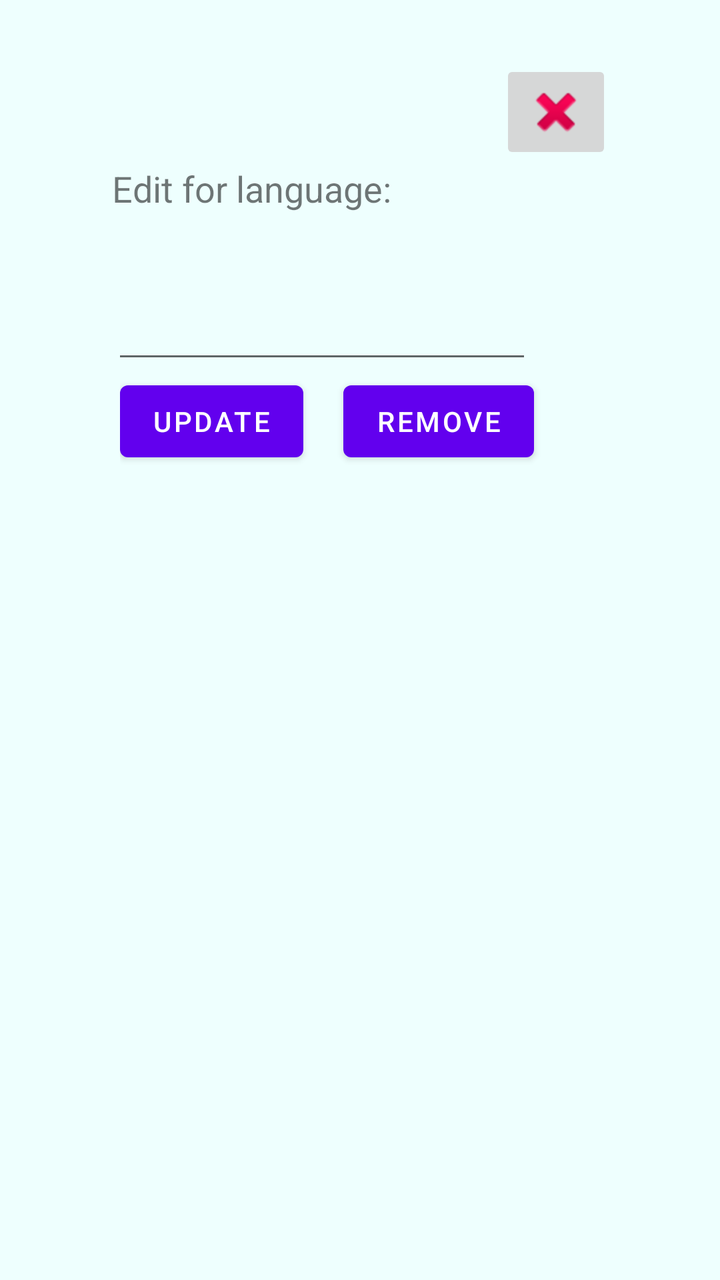
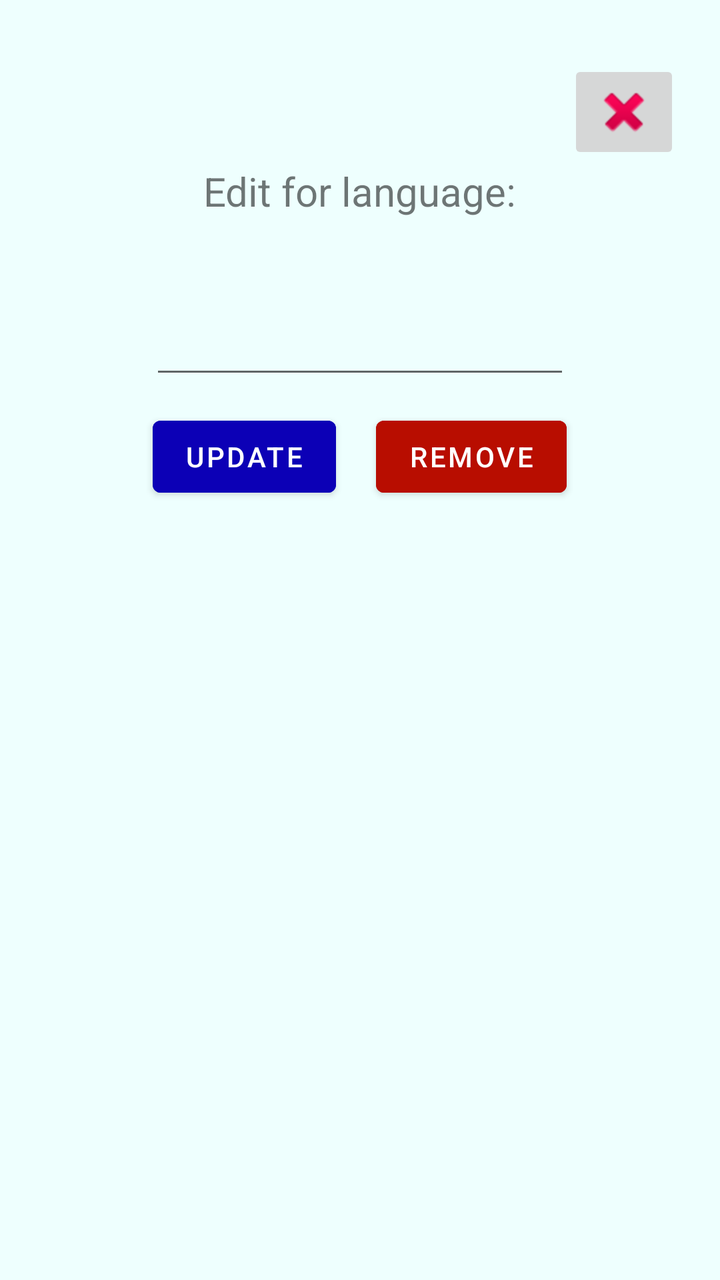

Two renders of the same Android screen: before a commit and after it. Below are the layout's source before the change and the commit's diff.
<!-- AndroidManifest.xml: application theme Theme.LearningVocabulary -->
<!-- res/layout/edit_language_popup.xml -->
<?xml version="1.0" encoding="utf-8"?>
<androidx.constraintlayout.widget.ConstraintLayout xmlns:android="http://schemas.android.com/apk/res/android"
    xmlns:app="http://schemas.android.com/apk/res-auto"
    xmlns:tools="http://schemas.android.com/tools"
    android:layout_width="match_parent"
    android:layout_height="match_parent"
    android:background="#EEFFFE">

    <ScrollView
        android:layout_width="match_parent"
        android:layout_height="match_parent"
        android:paddingTop="30dp">

        <LinearLayout
            android:layout_width="match_parent"
            android:layout_height="wrap_content"
            android:orientation="vertical">

            <ImageButton
                android:id="@+id/close_edit_lang_popup"
                android:layout_width="wrap_content"
                android:layout_height="wrap_content"
                android:layout_marginLeft="250dp"
                app:srcCompat="@android:drawable/ic_delete" />

            <TextView
                android:id="@+id/textView5"
                android:layout_width="wrap_content"
                android:layout_height="wrap_content"
                android:layout_marginStart="56dp"
                android:text="Edit for language:"
                android:textSize="18sp" />

            <TextView
                android:id="@+id/language_name_txt"
                android:layout_width="wrap_content"
                android:layout_height="wrap_content"
                android:layout_marginStart="56dp"
                android:layout_marginTop="5dp" />

            <EditText
                android:id="@+id/edit_language_input"
                android:layout_width="wrap_content"
                android:layout_height="wrap_content"
                android:layout_marginStart="56dp"
                android:layout_marginTop="15dp"
                android:ems="10"
                android:inputType="text" />

            <LinearLayout
                android:layout_width="match_parent"
                android:layout_height="match_parent"
                android:orientation="horizontal"
                android:paddingLeft="60dp">

                <Button
                    android:id="@+id/edit_lang_btn"
                    android:layout_width="wrap_content"
                    android:layout_height="wrap_content"
                    android:text="Update" />

                <Button
                    android:id="@+id/remove_lang_btn"
                    android:layout_width="wrap_content"
                    android:layout_height="wrap_content"
                    android:layout_marginLeft="20dp"
                    android:text="Remove" />
            </LinearLayout>

        </LinearLayout>
    </ScrollView>

</androidx.constraintlayout.widget.ConstraintLayout>
<!-- resources referenced by this layout -->
<resources>
  <style name="Theme.LearningVocabulary" parent="Theme.MaterialComponents.DayNight.DarkActionBar">
          
          <item name="colorPrimary">@color/purple_500</item>
          <item name="colorPrimaryVariant">@color/purple_700</item>
          <item name="colorOnPrimary">@color/white</item>
          
          <item name="colorSecondary">@color/teal_200</item>
          <item name="colorSecondaryVariant">@color/teal_700</item>
          <item name="colorOnSecondary">@color/black</item>
          
          <item name="android:statusBarColor">?attr/colorPrimaryVariant</item>
          
      </style>
  <color name="purple_500">#FF6200EE</color>
  <color name="purple_700">#FF3700B3</color>
  <color name="white">#FFFFFFFF</color>
  <color name="teal_200">#FF03DAC5</color>
  <color name="teal_700">#FF018786</color>
  <color name="black">#FF000000</color>
</resources>

<!-- the commit's change to res/layout/edit_language_popup.xml (unified diff, before → after) -->
@@ -9,54 +9,59 @@
     <ScrollView
         android:layout_width="match_parent"
         android:layout_height="match_parent"
-        android:paddingTop="30dp">
+        android:paddingTop="30dp"
+        android:paddingBottom="30dp">
 
         <LinearLayout
             android:layout_width="match_parent"
             android:layout_height="wrap_content"
-            android:orientation="vertical">
+            android:orientation="vertical"
+            android:paddingLeft="20dp"
+            android:paddingRight="20dp">
 
             <ImageButton
                 android:id="@+id/close_edit_lang_popup"
                 android:layout_width="wrap_content"
                 android:layout_height="wrap_content"
-                android:layout_marginLeft="250dp"
-                app:srcCompat="@android:drawable/ic_delete" />
+                app:srcCompat="@android:drawable/ic_delete"
+                android:layout_gravity="right"/>
 
             <TextView
                 android:id="@+id/textView5"
                 android:layout_width="wrap_content"
                 android:layout_height="wrap_content"
-                android:layout_marginStart="56dp"
                 android:text="Edit for language:"
-                android:textSize="18sp" />
+                android:textSize="20sp"
+                android:layout_gravity="center"/>
 
             <TextView
                 android:id="@+id/language_name_txt"
                 android:layout_width="wrap_content"
                 android:layout_height="wrap_content"
-                android:layout_marginStart="56dp"
-                android:layout_marginTop="5dp" />
+                android:layout_marginTop="10dp"
+                android:layout_gravity="center"/>
 
             <EditText
                 android:id="@+id/edit_language_input"
                 android:layout_width="wrap_content"
                 android:layout_height="wrap_content"
-                android:layout_marginStart="56dp"
                 android:layout_marginTop="15dp"
                 android:ems="10"
-                android:inputType="text" />
+                android:inputType="text"
+                android:layout_gravity="center"/>
 
             <LinearLayout
                 android:layout_width="match_parent"
                 android:layout_height="match_parent"
                 android:orientation="horizontal"
-                android:paddingLeft="60dp">
+                android:gravity="center"
+                android:layout_marginTop="10dp">
 
                 <Button
                     android:id="@+id/edit_lang_btn"
                     android:layout_width="wrap_content"
                     android:layout_height="wrap_content"
+                    android:backgroundTint="@color/button_neutral_color"
                     android:text="Update" />
 
                 <Button
@@ -64,6 +69,7 @@
                     android:layout_width="wrap_content"
                     android:layout_height="wrap_content"
                     android:layout_marginLeft="20dp"
+                    android:backgroundTint="@color/button_negative_color"
                     android:text="Remove" />
             </LinearLayout>
 
<!-- resource entries referenced after the edit -->
@@ -1,5 +1,7 @@
 <!-- resources referenced by this layout -->
 <resources>
+  <color name="button_negative_color">#B80D00</color>
+  <color name="button_neutral_color">#0C00B6</color>
   <style name="Theme.LearningVocabulary" parent="Theme.MaterialComponents.DayNight.DarkActionBar">
           
           <item name="colorPrimary">@color/purple_500</item>
